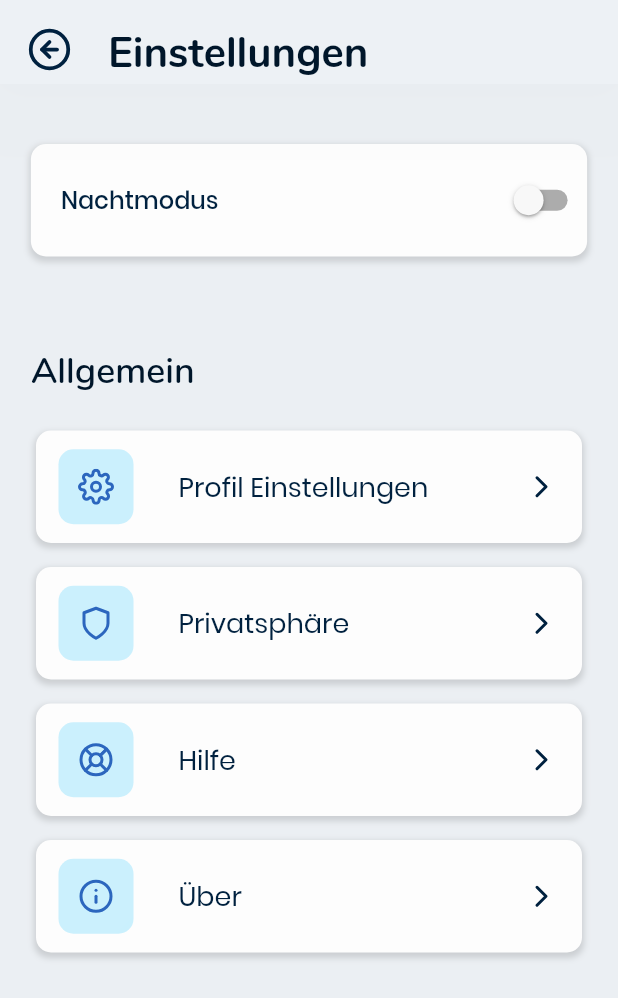
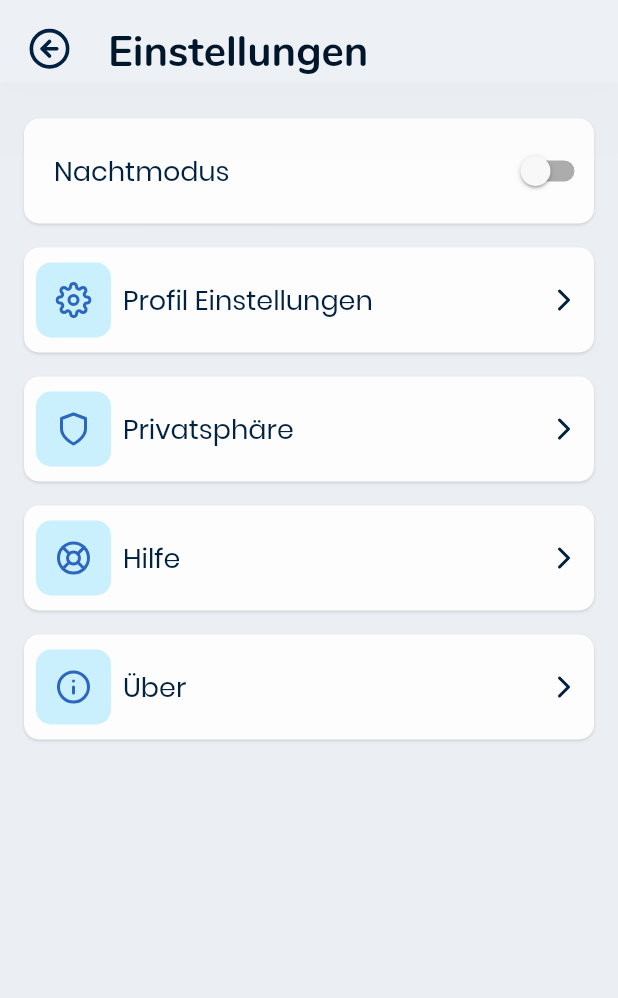
Before and after one commit to OpenClimatic/climatic-client, a Flutter app: the Settings screen opened by its route, on a phone screen of 412 x 824 dp. Shown: the top 998 px of the screen. Run offline on Flutter 3.47's test engine with Material 2 defaults, Android fonts, the phone set to English and light mode, and no system bars; our stand-ins replace feather_icons_flutter, flutter_secure_storage, percent_indicator, shared_preferences; missing offline and left inert: flutter_circular_chart; accounts and stored records are empty.

Commit message:
changed a lot of styling in settings screen

```diff
--- a/client/lib/pages/app/Profile.dart
+++ b/client/lib/pages/app/Profile.dart
@@ -59,7 +59,7 @@ class _ProfileState extends State<Profile> {
     return Scaffold(
         appBar: AppBar(
             leading: Padding(
-              padding: const EdgeInsets.fromLTRB(10, 10, 0, 0),
+              padding: EdgeInsets.fromLTRB(10, 10, 0, 0),
               child: IconButton(
                 icon: Icon(
                   FeatherIcons.arrowLeftCircle,
@@ -71,7 +71,7 @@ class _ProfileState extends State<Profile> {
               ),
             ),
             title: Padding(
-              padding: const EdgeInsets.fromLTRB(0, 15, 0, 0),
+              padding: EdgeInsets.fromLTRB(0, 15, 0, 0),
               child: Text(
                 "Profile",
                 style: Theme.of(context).textTheme.headline2,
@@ -80,11 +80,11 @@ class _ProfileState extends State<Profile> {
             actions: <Widget>[
               // action button
               Padding(
-                padding: const EdgeInsets.fromLTRB(0, 10, 15, 0),
+                padding: EdgeInsets.fromLTRB(0, 12, 15, 0),
                 child: IconButton(
                   icon: Icon(
                     FeatherIcons.settings,
-                    size: 32,
+                    size: 30,
                   ),
                   onPressed: () {
                     Navigator.pushNamed(context, "/Settings");
--- a/client/lib/pages/settings/Settings.dart
+++ b/client/lib/pages/settings/Settings.dart
@@ -16,21 +16,16 @@ class Settings extends StatefulWidget {
 }
 
 class _SettingsState extends State<Settings> {
-  Widget _quickSettings(context) {
+  Widget _darkMode() {
     final themeNotifier = Provider.of<ThemeNotifier>(context);
     bool _darkTheme = (themeNotifier.getTheme() == darkTheme);
 
-    return Padding(
-      padding: const EdgeInsets.fromLTRB(0, 40, 0, 0),
-      child: Container(
-          width: 500,
-          child: Column(
-            children: <Widget>[
-              Container(
+    return Container(
+      margin: EdgeInsets.fromLTRB(16, 24, 16, 0),
       width: MediaQuery.of(context).size.width * 0.9,
-                height: 75,
+      height: 70,
       decoration: BoxDecoration(
-                    boxShadow: [boxshadow],
+          boxShadow: [boxshadowSmall],
           color: Theme.of(context).colorScheme.surface,
           borderRadius: BorderRadius.circular(10)),
       child: Row(
@@ -38,7 +33,8 @@ class _SettingsState extends State<Settings> {
         children: <Widget>[
           Padding(
             padding: const EdgeInsets.fromLTRB(20, 0, 0, 0),
-                      child: Text("Nachtmodus", style: TextStyle(fontSize: 16)),
+            child: Text("Nachtmodus",
+                style: Theme.of(context).textTheme.subtitle1),
           ),
           Switch(
             value: _darkTheme,
@@ -52,31 +48,16 @@ class _SettingsState extends State<Settings> {
           ),
         ],
       ),
-              )
-            ],
-          )),
     );
   }
 
-  Widget _settings(context) {
+  Widget _settings() {
     const url = "https://climatic.app";
 
-    return Padding(
-      padding: const EdgeInsets.fromLTRB(0, 40, 0, 0),
-      child: Container(
-          width: 500,
+    return Container(
+      margin: EdgeInsets.fromLTRB(0, 8, 0, 0),
       child: Column(
         children: <Widget>[
-              Padding(
-                padding: const EdgeInsets.fromLTRB(0, 20.0, 0, 15.0),
-                child: Container(
-                  width: MediaQuery.of(context).size.width * 0.9,
-                  child: Text(
-                    "Allgemein",
-                    style: Theme.of(context).textTheme.headline3,
-                  ),
-                ),
-              ),
           _settingsButton(
             "Profil Einstellungen",
             FeatherIcons.settings,
@@ -85,37 +66,33 @@ class _SettingsState extends State<Settings> {
           ),
           _settingsButton(
               "Privatsphäre", FeatherIcons.shield, Datenschutz(), context),
-              _settingsButton(
-                  "Hilfe", FeatherIcons.lifeBuoy, Support(), context),
+          _settingsButton("Hilfe", FeatherIcons.lifeBuoy, Support(), context),
           _settingsButton("Über", FeatherIcons.info, About(), context),
         ],
-          )),
+      ),
     );
   }
 
   Widget _settingsButton(route, icon, pressed, context) {
-    // if button is pressed it will navigate to the route specified ion the params
-
-    return Padding(
-      padding: const EdgeInsets.all(8.0),
-      child: FlatButton(
+    return FlatButton(
       onPressed: () {
-            Navigator.push(
-                context,
-                MaterialPageRoute(
-                    builder: (BuildContext context) => (pressed)));
+        Navigator.push(context,
+            MaterialPageRoute(builder: (BuildContext context) => (pressed)));
       },
       child: Container(
-              height: 75,
-              width: MediaQuery.of(context).size.width * 0.9,
+          height: 70,
+          margin: EdgeInsets.fromLTRB(0, 8, 0, 8),
+          padding: EdgeInsets.fromLTRB(8, 0, 8, 0),
+          width: MediaQuery.of(context).size.width,
           decoration: BoxDecoration(
             borderRadius: BorderRadius.circular(10),
             color: Theme.of(context).colorScheme.surface,
-                boxShadow: [boxshadow],
+            boxShadow: [boxshadowSmall],
           ),
           child: Row(
-                mainAxisAlignment: MainAxisAlignment.spaceAround,
+            mainAxisAlignment: MainAxisAlignment.spaceBetween,
             children: <Widget>[
+              Row(children: [
                 Container(
                     height: 50,
                     width: 50,
@@ -124,18 +101,18 @@ class _SettingsState extends State<Settings> {
                         color: cc.blueBG),
                     child: Icon(icon, color: cc.blue)),
                 Container(
+                  padding: EdgeInsets.fromLTRB(8, 0, 0, 0),
                   width: 200,
-                    child: Text(route,
-                        style: Theme.of(context).textTheme.subtitle1),
+                  child:
+                      Text(route, style: Theme.of(context).textTheme.subtitle1),
                 ),
-                  Container(
-                    child: Icon(
+              ]),
+              Icon(
                 FeatherIcons.chevronRight,
                 color: Theme.of(context).colorScheme.onSurface,
-                    ),
               )
             ],
-              ))),
+          )),
     );
   }
 
@@ -143,6 +120,7 @@ class _SettingsState extends State<Settings> {
   Widget build(BuildContext context) {
     return Scaffold(
       appBar: AppBar(
+        toolbarHeight: 55,
         leading: Padding(
             padding: EdgeInsets.fromLTRB(10, 10, 0, 0),
             child: IconButton(
@@ -160,17 +138,12 @@ class _SettingsState extends State<Settings> {
               style: Theme.of(context).textTheme.headline2),
         ),
       ),
-        body: Container(
-          child: Align(
-            alignment: Alignment.topLeft,
-            child: SafeArea(
-                child: Column(
+      body: ListView(
         children: <Widget>[
-                _quickSettings(context),
-                _settings(context),
+          _darkMode(),
+          _settings(),
         ],
-            )),
       ),
-        ));
+    );
   }
 }
```
Lines whose indentation alone changed are shown as unchanged.
